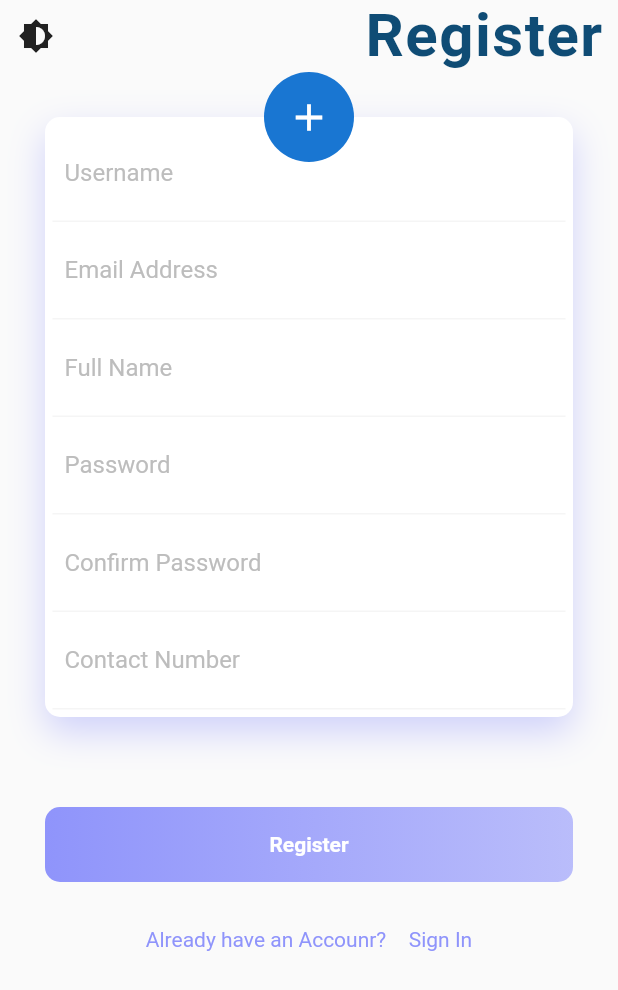
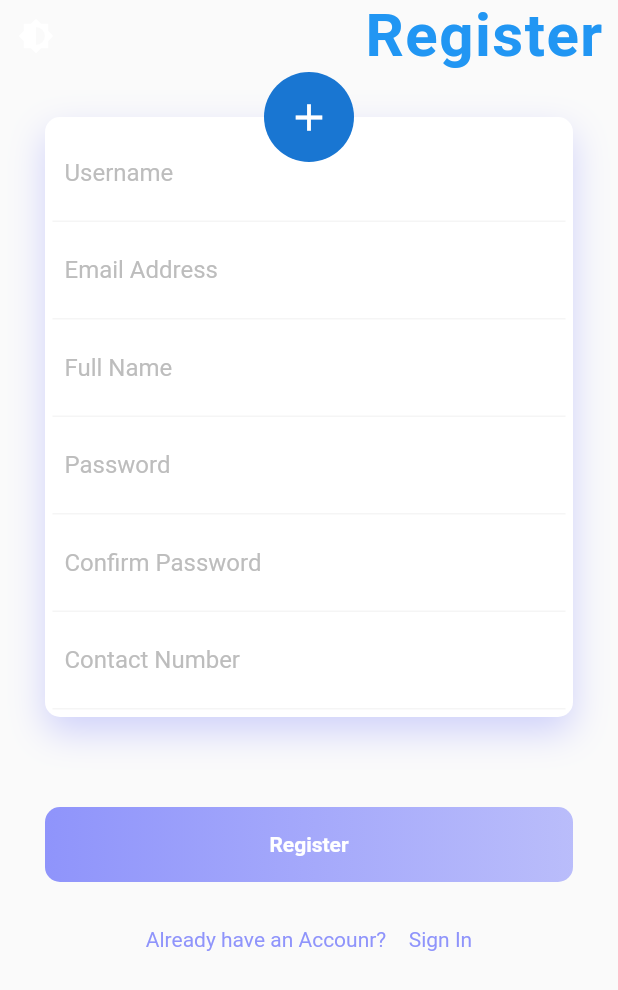
Before and after one commit to Yogi-99/bidding_app, a Flutter app: the RegisterScreen screen opened by its route, after a tap on the "brightness 6" icon, on a phone screen of 412 x 824 dp. Shown: the top 990 px of the screen. Run offline on Flutter 3.47's test engine with Material 2 defaults, Android fonts, the phone set to English and light mode, and no system bars; our stand-ins replace curved_navigation_bar, flutter_svg, lottie, simple_animations.

Commit message:
bottom navigation screens skeleton

```diff
--- a/lib/global/theme.dart
+++ b/lib/global/theme.dart
@@ -4,9 +4,12 @@ enum AppTheme { Light, Dark }
 
 final appTheme = {
   AppTheme.Light: ThemeData.light().copyWith(
-    primaryColor: Color(0xFF0f4c75),
-  ),
+      backgroundColor: Colors.white,
+      iconTheme: IconThemeData(color: Colors.white)),
   AppTheme.Dark: ThemeData.dark().copyWith(
+    backgroundColor: Color(0xFF1b262c),
+    primaryColor: Color(0xff0f4c75),
+    primaryColorDark: Color(0xFF3282b8),
     applyElevationOverlayColor: true,
   ),
 };
--- a/lib/main.dart
+++ b/lib/main.dart
@@ -1,5 +1,11 @@
 import 'package:bidding_app/providers/theme_changer_provider.dart';
+import 'package:bidding_app/screens/bidding_screen.dart';
+import 'package:bidding_app/screens/bottom_navigation.dart';
+import 'package:bidding_app/screens/home_screen.dart';
+import 'package:bidding_app/screens/infinity_screen.dart';
 import 'package:bidding_app/screens/login_screen.dart';
+import 'package:bidding_app/screens/message_screen.dart';
+import 'package:bidding_app/screens/profile_screen.dart';
 import 'package:bidding_app/screens/registration_screen.dart';
 import 'package:bidding_app/screens/splash_screen.dart';
 import 'package:flutter/material.dart';
@@ -27,12 +33,18 @@ class MaterialAppWidget extends StatelessWidget {
     return MaterialApp(
       debugShowCheckedModeBanner: false,
       title: 'Bidding App',
-      initialRoute: LoginScreen.id,
+      initialRoute: CustomBottomNavigation.id,
       theme: themeData,
       routes: {
         SplashScreen.id: (context) => SplashScreen(),
         LoginScreen.id: (context) => LoginScreen(),
         RegisterScreen.id: (context) => RegisterScreen(),
+        MessageScreen.id: (context) => MessageScreen(),
+        HomeScreen.id: (context) => HomeScreen(),
+        InfinityScreen.id: (context) => InfinityScreen(),
+        BiddingScreen.id: (context) => BiddingScreen(),
+        ProfileScreen.id: (context) => ProfileScreen(),
+        CustomBottomNavigation.id: (context) => CustomBottomNavigation(),
       },
     );
   }
--- /dev/null
+++ b/lib/screens/bottom_navigation.dart
@@ -0,0 +1,117 @@
+import 'package:bidding_app/providers/theme_changer_provider.dart';
+import 'package:bidding_app/screens/bidding_screen.dart';
+import 'package:bidding_app/screens/home_screen.dart';
+import 'package:bidding_app/screens/infinity_screen.dart';
+import 'package:bidding_app/screens/message_screen.dart';
+import 'package:bidding_app/screens/profile_screen.dart';
+import 'package:curved_navigation_bar/curved_navigation_bar.dart';
+import 'package:flutter/material.dart';
+import 'package:provider/provider.dart';
+
+class CustomBottomNavigation extends StatefulWidget {
+  static String id = 'bottom_navigation_screen';
+  @override
+  _CustomBottomNavigationState createState() => _CustomBottomNavigationState();
+}
+
+class _CustomBottomNavigationState extends State<CustomBottomNavigation> {
+  int _currentPage = 0;
+  GlobalKey _bottomNavigationKey = GlobalKey();
+  final GlobalKey<ScaffoldState> _scaffoldKey = new GlobalKey<ScaffoldState>();
+
+  final _allPages = [
+    HomeScreen(),
+    InfinityScreen(),
+    BiddingScreen(),
+    MessageScreen(),
+    ProfileScreen(),
+  ];
+  @override
+  Widget build(BuildContext context) {
+    var curvedNavigationBar = CurvedNavigationBar(
+      key: _bottomNavigationKey,
+      index: 0,
+      height: 50.0,
+      items: <Widget>[
+        Icon(Icons.home, size: 30),
+        Icon(Icons.all_inclusive, size: 30),
+        Icon(Icons.attach_money, size: 30),
+        Icon(Icons.message, size: 30),
+        Icon(Icons.account_circle, size: 30),
+      ],
+      animationCurve: Curves.easeInOut,
+      backgroundColor: Theme.of(context).backgroundColor,
+      buttonBackgroundColor: Theme.of(context).primaryColor,
+      color: Theme.of(context).primaryColor,
+      animationDuration: Duration(milliseconds: 600),
+      onTap: (index) {
+        setState(() {
+          _currentPage = index;
+        });
+      },
+    );
+    return Scaffold(
+      key: _scaffoldKey,
+      drawer: Drawer(
+        child: IconButton(
+            icon: Icon(Icons.brightness_6),
+            onPressed: () {
+              Provider.of<ThemeChangerProvider>(context, listen: false)
+                  .swapTheme();
+            }),
+      ),
+      body: Container(
+        color: Theme.of(context).backgroundColor,
+        child: Padding(
+          padding: const EdgeInsets.all(15.0),
+          child: Column(
+            crossAxisAlignment: CrossAxisAlignment.start,
+            children: <Widget>[
+              AppBarWidget(scaffoldKey: _scaffoldKey),
+              Container(
+                child: _allPages[_currentPage],
+              ),
+            ],
+          ),
+        ),
+      ),
+      bottomNavigationBar: curvedNavigationBar,
+    );
+  }
+}
+
+class AppBarWidget extends StatelessWidget {
+  const AppBarWidget({
+    Key key,
+    @required GlobalKey<ScaffoldState> scaffoldKey,
+  })  : _scaffoldKey = scaffoldKey,
+        super(key: key);
+
+  final GlobalKey<ScaffoldState> _scaffoldKey;
+
+  @override
+  Widget build(BuildContext context) {
+    return Row(
+      mainAxisAlignment: MainAxisAlignment.spaceBetween,
+      children: <Widget>[
+        GestureDetector(
+          onTap: () {
+            _scaffoldKey.currentState.openDrawer();
+          },
+          child: Icon(Icons.more_horiz),
+          // child: SvgPicture.asset(
+          //   'assets/svg/menu.svg',
+          //   color: Colors.white,
+          // ),
+        ),
+        IconButton(
+          onPressed: () {},
+          icon: Icon(
+            Icons.add,
+            size: 30.0,
+          ),
+        ),
+      ],
+    );
+  }
+}
--- a/pubspec.yaml
+++ b/pubspec.yaml
@@ -17,6 +17,7 @@ dependencies:
   simple_animations: ^1.3.11
   lottie: ^0.3.3
   flutter_svg: ^0.17.4
+  curved_navigation_bar: ^0.3.2
 
   cupertino_icons: ^0.1.2
 
```
Also changed, not shown: lib/screens/bidding_screen.dart (added, +16 -0 lines), lib/screens/home_screen.dart (added, +13 -0 lines), lib/screens/infinity_screen.dart (added, +13 -0 lines), lib/screens/message_screen.dart (added, +13 -0 lines), lib/screens/profile_screen.dart (added, +13 -0 lines), pubspec.lock.
